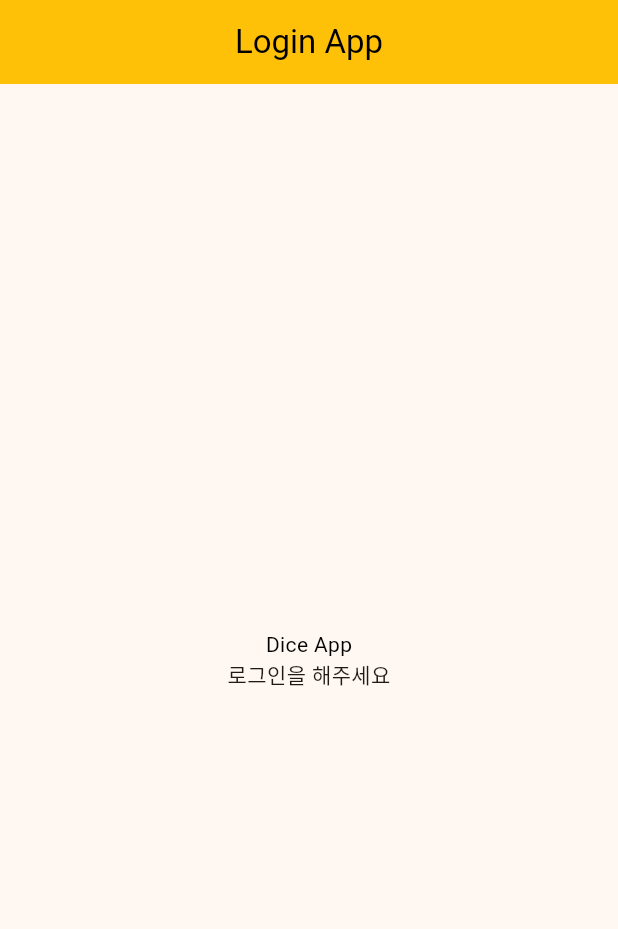
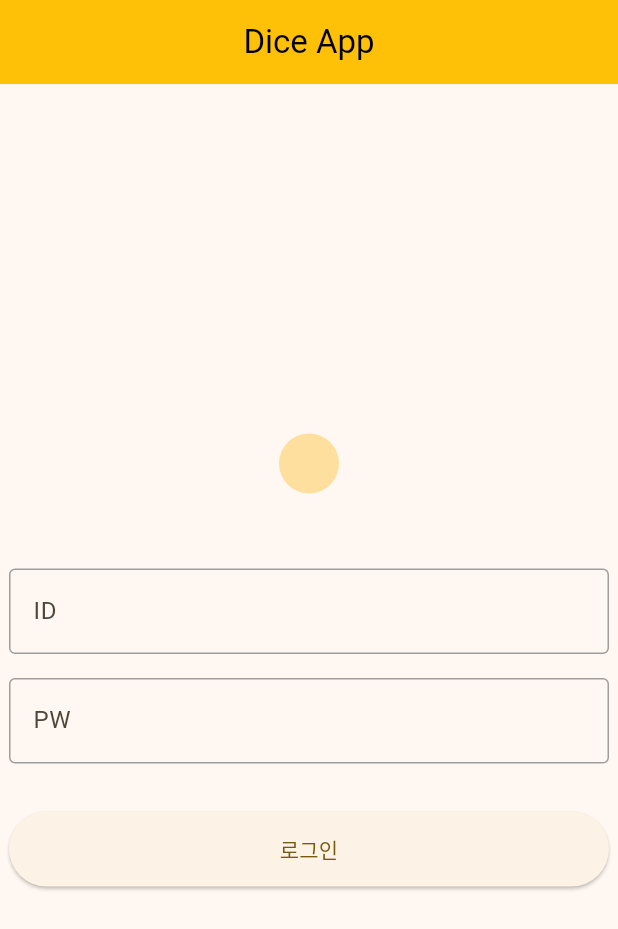
Before and after one commit to pendant-k/flutter-login-study, a Flutter app: the screen it shows after launch, on a phone screen of 412 x 824 dp. Shown: the top 929 px of the screen. Run offline on Flutter 3.47's test engine with Material 2 defaults, Android fonts, the phone set to English and light mode, and no system bars.

Commit message:
:sparkles: Add login screen layout

```diff
--- a/lib/screens/login_screen.dart
+++ b/lib/screens/login_screen.dart
@@ -1,4 +1,5 @@
 import 'package:flutter/material.dart';
+import 'package:login_example/widgets/login_textfield_widget.dart';
 
 class LoginScreen extends StatefulWidget {
   const LoginScreen({super.key});
@@ -8,6 +9,12 @@ class LoginScreen extends StatefulWidget {
 }
 
 class _LoginScreenState extends State<LoginScreen> {
+  // states
+  // login information
+  // id, pw
+  var userId = '';
+  var password = '';
+
   @override
   Widget build(BuildContext context) {
     return Scaffold(
@@ -15,7 +22,7 @@ class _LoginScreenState extends State<LoginScreen> {
         centerTitle: true,
         backgroundColor: Colors.amber,
         title: Text(
-          'Login App',
+          'Dice App',
           style: TextStyle(
             color: Colors.black,
           ),
@@ -27,13 +34,54 @@ class _LoginScreenState extends State<LoginScreen> {
           mainAxisAlignment: MainAxisAlignment.center,
           crossAxisAlignment: CrossAxisAlignment.center,
           children: [
-            Text(
-              'Dice App',
-              style: TextStyle(
-                color: Colors.black,
+            CircleAvatar(),
+            SizedBox(
+              height: 50,
+            ),
+            LoginTextFieldWidget(
+              hintText: '아이디를 입력해주세요',
+              labelText: 'ID',
+              onChanged: (value) {
+                setState(() {
+                  userId = value;
+                });
+              },
+            ),
+            SizedBox(
+              height: 16,
+            ),
+            LoginTextFieldWidget(
+              hintText: '패스워드를 입력해주세요',
+              labelText: 'PW',
+              onChanged: (value) {
+                setState(() {
+                  password = value;
+                });
+              },
+            ),
+            SizedBox(
+              height: 32,
+            ),
+            SizedBox(
+              width: 400,
+              height: 50,
+              child: ElevatedButton(
+                onPressed: () {
+                  // print('${userId} : ${password}');
+                  // Navigator.push(
+                  //   context,
+                  //   MaterialPageRoute(
+                  //     builder: (context) {
+                  //       return Container();
+                  //     },
+                  //   ),
+                  // );
+                },
+                child: Text(
+                  '로그인',
+                ),
               ),
-            ),
-            Text('로그인을 해주세요'),
+            )
           ],
         ),
       ),
--- /dev/null
+++ b/lib/widgets/login_textfield_widget.dart
@@ -0,0 +1,37 @@
+import 'package:flutter/material.dart';
+
+class LoginTextFieldWidget extends StatelessWidget {
+  const LoginTextFieldWidget({
+    super.key,
+    required this.hintText,
+    required this.labelText,
+    required this.onChanged,
+  });
+  final String hintText;
+  final String labelText;
+  final void Function(String) onChanged;
+
+  @override
+  Widget build(BuildContext context) {
+    return SizedBox(
+      width: 400,
+      child: TextField(
+        onChanged: onChanged,
+        decoration: InputDecoration(
+          hintText: hintText,
+          label: Text(labelText),
+          enabledBorder: OutlineInputBorder(
+            borderSide: BorderSide(
+              color: Colors.grey,
+            ),
+          ),
+          focusedBorder: OutlineInputBorder(
+            borderSide: BorderSide(
+              color: Colors.amber,
+            ),
+          ),
+        ),
+      ),
+    );
+  }
+}
```
Also changed, not shown: lib/screens/dice_screen.dart (line endings or trailing spaces).
